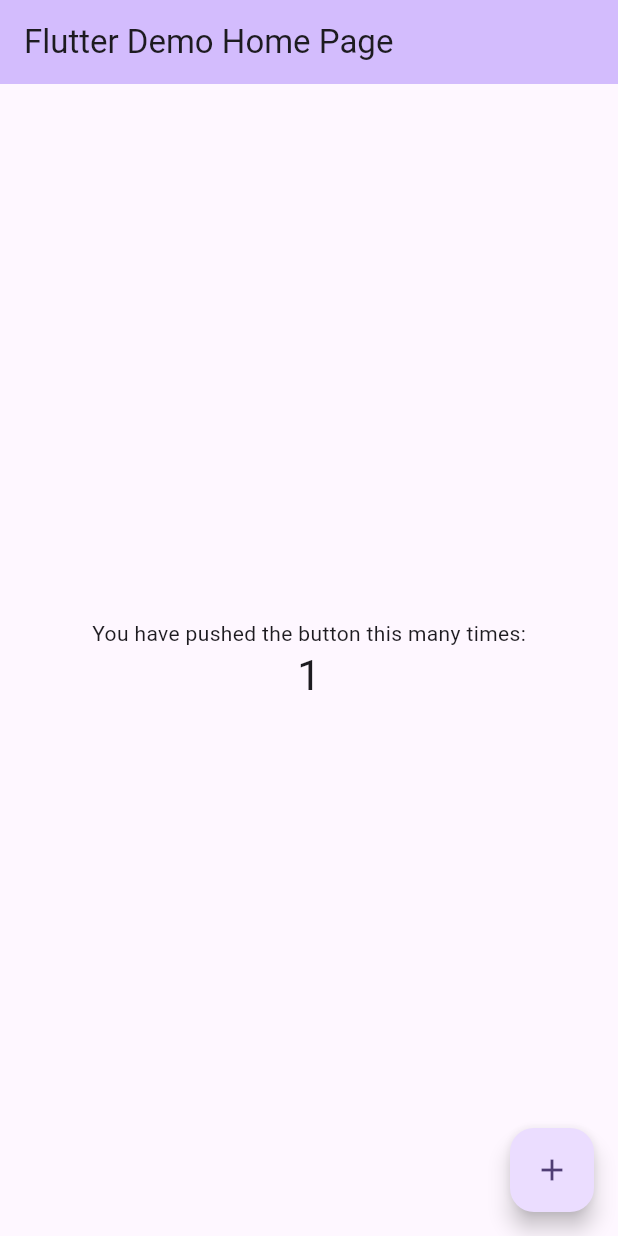
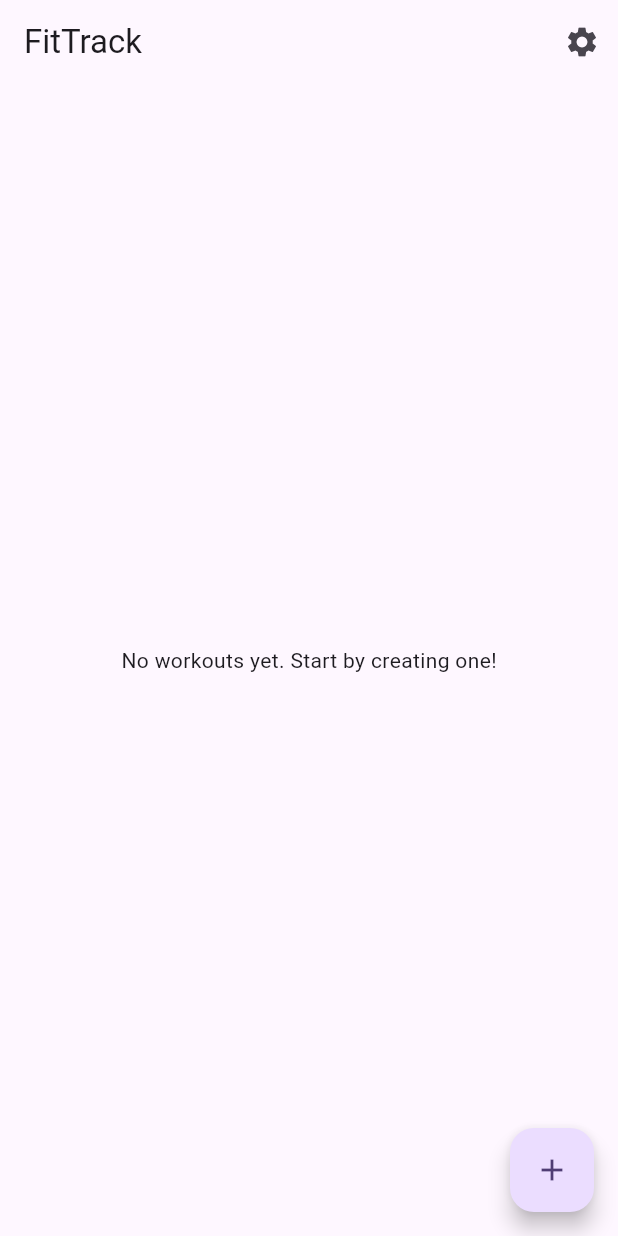
Before and after one commit to youssefbenihoud/flutter-fitnesstrack, a Flutter app: the screen it shows after launch, after a tap on the "add" icon, on a phone screen of 412 x 824 dp. Run offline on Flutter 3.47's test engine with Material 3 defaults, Android fonts, the phone set to English and light mode, and no system bars; our stand-ins replace bloc, flutter_bloc, hive, hive_flutter; accounts and stored records are empty.

Commit message:
feat: Implement initial UI with HomeScreen and WorkoutCard

```diff
--- a/lib/main.dart
+++ b/lib/main.dart
@@ -1,125 +1,48 @@
 import 'package:flutter/material.dart';
-import 'package:fittrack_app/data/local/workout_adapter.dart'; // Import initHive
+import 'package:flutter_bloc/flutter_bloc.dart';
+import 'package:fittrack_app/data/local/workout_adapter.dart';
+import 'package:fittrack_app/data/repositories/settings_repository.dart';
+import 'package:fittrack_app/data/repositories/workout_repository.dart';
+import 'package:fittrack_app/business_logic/bloc/settings_bloc.dart';
+import 'package:fittrack_app/business_logic/bloc/workout_bloc.dart';
+import 'package:fittrack_app/presentation/screens/home_screen.dart';
 
-void main() async { // Made main an async function
+void main() async {
   WidgetsFlutterBinding.ensureInitialized();
   await initHive();
-  runApp(const MyApp());
+
+  final settingsRepository = SettingsRepository();
+  await settingsRepository.init();
+  final workoutRepository = WorkoutRepository();
+  await workoutRepository.init();
+
+  runApp(
+    MultiBlocProvider(
+      providers: [
+        BlocProvider<SettingsBloc>(
+          create: (context) => SettingsBloc(settingsRepository),
+        ),
+        BlocProvider<WorkoutBloc>(
+          create: (context) => WorkoutBloc(workoutRepository),
+        ),
+      ],
+      child: const MyApp(),
+    ),
+  );
 }
 
 class MyApp extends StatelessWidget {
   const MyApp({super.key});
 
-  // This widget is the root of your application.
   @override
   Widget build(BuildContext context) {
     return MaterialApp(
-      title: 'Flutter Demo',
+      title: 'FitTrack App',
       theme: ThemeData(
-        // This is the theme of your application.
-        //
-        // TRY THIS: Try running your application with "flutter run". You'll see
-        // the application has a purple toolbar. Then, without quitting the app,
-        // try changing the seedColor in the colorScheme below to Colors.green
-        // and then invoke "hot reload" (save your changes or press the "hot
-        // reload" button in a Flutter-supported IDE, or press "r" if you used
-        // the command line to start the app).
-        //
-        // Notice that the counter didn't reset back to zero; the application
-        // state is not lost during the reload. To reset the state, use hot
-        // restart instead.
-        //
-        // This works for code too, not just values: Most code changes can be
-        // tested with just a hot reload.
         colorScheme: ColorScheme.fromSeed(seedColor: Colors.deepPurple),
+        useMaterial3: true,
       ),
-      home: const MyHomePage(title: 'Flutter Demo Home Page'),
+      home: const HomeScreen(), // Set HomeScreen as the home page
     );
   }
 }
-
-class MyHomePage extends StatefulWidget {
-  const MyHomePage({super.key, required this.title});
-
-  // This widget is the home page of your application. It is stateful, meaning
-  // that it has a State object (defined below) that contains fields that affect
-  // how it looks.
-
-  // This class is the configuration for the state. It holds the values (in this
-  // case the title) provided by the parent (in this case the App widget) and
-  // used by the build method of the State. Fields in a Widget subclass are
-  // always marked "final".
-
-  final String title;
-
-  @override
-  State<MyHomePage> createState() => _MyHomePageState();
-}
-
-class _MyHomePageState extends State<MyHomePage> {
-  int _counter = 0;
-
-  void _incrementCounter() {
-    setState(() {
-      // This call to setState tells the Flutter framework that something has
-      // changed in this State, which causes it to rerun the build method below
-      // so that the display can reflect the updated values. If we changed
-      // _counter without calling setState(), then the build method would not be
-      // called again, and so nothing would appear to happen.
-      _counter++;
-    });
-  }
-
-  @override
-  Widget build(BuildContext context) {
-    // This method is rerun every time setState is called, for instance as done
-    // by the _incrementCounter method above.
-    //
-    // The Flutter framework has been optimized to make rerunning build methods
-    // fast, so that you can just rebuild anything that needs updating rather
-    // than having to individually change instances of widgets.
-    return Scaffold(
-      appBar: AppBar(
-        // TRY THIS: Try changing the color here to a specific color (to
-        // Colors.amber, perhaps?) and trigger a hot reload to see the AppBar
-        // change color while the other colors stay the same.
-        backgroundColor: Theme.of(context).colorScheme.inversePrimary,
-        // Here we take the value from the MyHomePage object that was created by
-        // the App.build method, and use it to set our appbar title.
-        title: Text(widget.title),
-      ),
-      body: Center(
-        // Center is a layout widget. It takes a single child and positions it
-        // in the middle of the parent.
-        child: Column(
-          // Column is also a layout widget. It takes a list of children and
-          // arranges them vertically. By default, it sizes itself to fit its
-          // children horizontally, and tries to be as tall as its parent.
-          //
-          // Column has various properties to control how it sizes itself and
-          // how it positions its children. Here we use mainAxisAlignment to
-          // center the children vertically; the main axis here is the vertical
-          // axis because Columns are vertical (the cross axis would be
-          // horizontal).
-          //
-          // TRY THIS: Invoke "debug painting" (choose the "Toggle Debug Paint"
-          // action in the IDE, or press "p" in the console), to see the
-          // wireframe for each widget.
-          mainAxisAlignment: MainAxisAlignment.center,
-          children: <Widget>[
-            const Text('You have pushed the button this many times:'),
-            Text(
-              '$_counter',
-              style: Theme.of(context).textTheme.headlineMedium,
-            ),
-          ],
-        ),
-      ),
-      floatingActionButton: FloatingActionButton(
-        onPressed: _incrementCounter,
-        tooltip: 'Increment',
-        child: const Icon(Icons.add),
-      ), // This trailing comma makes auto-formatting nicer for build methods.
-    );
-  }
-}
--- /dev/null
+++ b/lib/presentation/screens/home_screen.dart
@@ -0,0 +1,73 @@
+import 'package:flutter/material.dart';
+import 'package:flutter_bloc/flutter_bloc.dart';
+import 'package:fittrack_app/business_logic/bloc/workout_bloc.dart';
+import 'package:fittrack_app/presentation/widgets/workout_card.dart';
+
+class HomeScreen extends StatefulWidget {
+  const HomeScreen({super.key});
+
+  @override
+  State<HomeScreen> createState() => _HomeScreenState();
+}
+
+class _HomeScreenState extends State<HomeScreen> {
+  @override
+  void initState() {
+    super.initState();
+    context.read<WorkoutBloc>().add(LoadWorkouts());
+  }
+
+  @override
+  Widget build(BuildContext context) {
+    return Scaffold(
+      appBar: AppBar(
+        title: const Text('FitTrack'),
+        actions: [
+          IconButton(
+            icon: const Icon(Icons.settings),
+            onPressed: () {
+              // Navigate to settings screen
+            },
+          ),
+        ],
+      ),
+      body: BlocBuilder<WorkoutBloc, WorkoutState>(
+        builder: (context, state) {
+          if (state is WorkoutLoading) {
+            return const Center(child: CircularProgressIndicator());
+          } else if (state is WorkoutLoaded) {
+            if (state.workouts.isEmpty) {
+              return const Center(
+                child: Text('No workouts yet. Start by creating one!'),
+              );
+            }
+            return ListView.builder(
+              itemCount: state.workouts.length,
+              itemBuilder: (context, index) {
+                final workout = state.workouts[index];
+                return WorkoutCard(
+                  workout: workout,
+                  onDelete: () {
+                    context.read<WorkoutBloc>().add(DeleteWorkout(workout));
+                  },
+                  onEdit: () {
+                    // Navigate to edit workout screen
+                  },
+                );
+              },
+            );
+          } else if (state is WorkoutError) {
+            return Center(child: Text('Error: ${state.message}'));
+          }
+          return const Center(child: Text('Unknown state'));
+        },
+      ),
+      floatingActionButton: FloatingActionButton(
+        onPressed: () {
+          // Navigate to create workout screen
+        },
+        child: const Icon(Icons.add),
+      ),
+    );
+  }
+}
```
Also changed, not shown: lib/presentation/widgets/workout_card.dart (added, +58 -0 lines).
